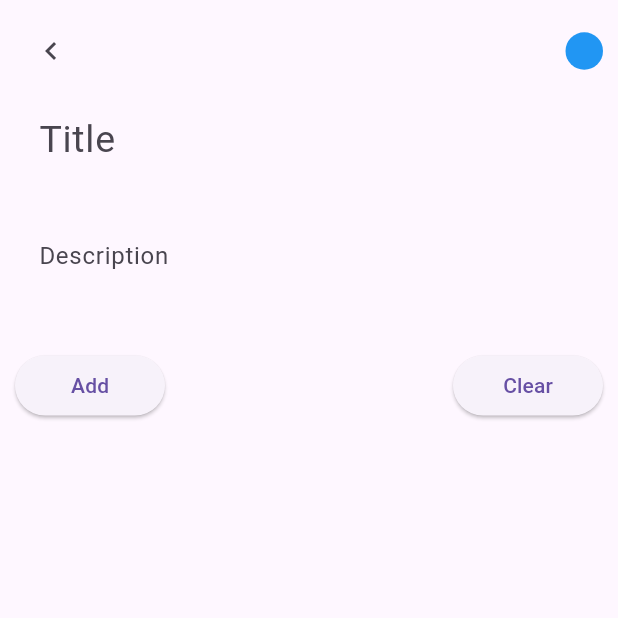
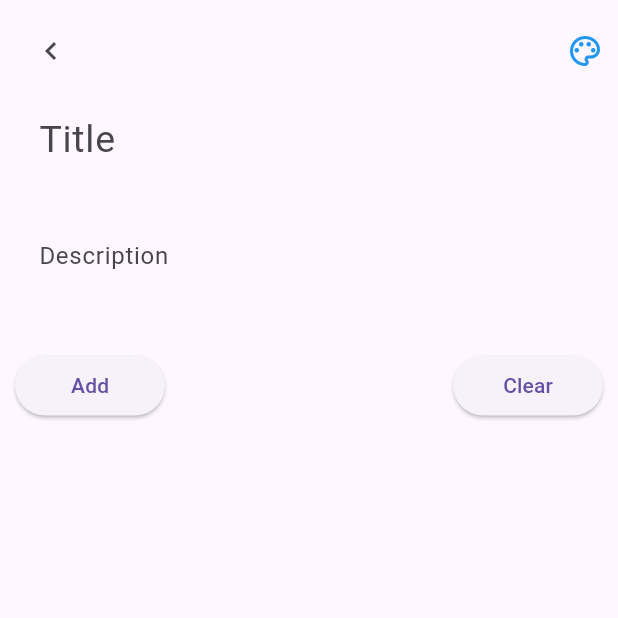
Before and after one commit to bx1virgincow/todo, a Flutter app: the LandingScreen screen opened directly, after a tap on the "add" icon, on a phone screen of 412 x 824 dp, the top half of it. Run offline on Flutter 3.47's test engine with Material 3 defaults, Android fonts, the phone set to English and light mode, and no system bars; our stand-ins replace equatable, flutter_bloc, flutter_colorpicker, flutter_svg, get_it, shared_preferences and 1 more; accounts and stored records are empty.

Commit message:
fixed the delete handler error and started with the search feature

```diff
--- a/lib/dependency_injection.dart
+++ b/lib/dependency_injection.dart
@@ -18,5 +18,5 @@ Future<void> initializeDependency() async {
 
   getIt.registerFactory<OnBoardBloc>(() => OnBoardBloc());
 
-  GetIt.I.registerSingleton<NoteRepo>(LocalNoteRepoImpl());
+  getIt.registerLazySingleton<NoteRepo>(() => LocalNoteRepoImpl());
 }
--- a/lib/features/landing/view/bloc/note_state.dart
+++ b/lib/features/landing/view/bloc/note_state.dart
@@ -130,7 +130,7 @@ class DeleteFailedState extends NoteState {
 }
 
 class SearchNoteState extends NoteState {
-  SearchNoteState({
+  const SearchNoteState({
     super.errorMessage = '',
     required super.noteList,
     super.todo,
--- a/lib/features/landing/view/ui/add_todo_screen.dart
+++ b/lib/features/landing/view/ui/add_todo_screen.dart
@@ -19,6 +19,13 @@ class _AddTodoState extends State<AddTodo> {
   //controllers
   final TextEditingController _titleController = TextEditingController();
   final TextEditingController _descriptionController = TextEditingController();
+
+  @override
+  void dispose() {
+    _titleController.dispose();
+    _descriptionController.dispose();
+    super.dispose();
+  }
 
   @override
   Widget build(BuildContext context) {
@@ -67,20 +74,11 @@ class _AddTodoState extends State<AddTodo> {
                                   );
                                 });
                           },
-                          child: Container(
-                            width: 25,
-                            height: 25,
-                            decoration: BoxDecoration(
-                              color: state.color,
-                              borderRadius: BorderRadius.circular(50),
-                            ),
+                          child: Icon(
+                            Icons.palette_outlined,
+                            color: state.color,
                           ),
                         )
-                        // IconButton(
-                        //     onPressed: () {},
-                        //     icon: const Icon(
-                        //       Icons.edit,
-                        //     )),
                       ]),
 
                   //coding the [input] fields
--- a/lib/features/landing/view/ui/landing_screen.dart
+++ b/lib/features/landing/view/ui/landing_screen.dart
@@ -16,11 +16,12 @@ class LandingScreen extends StatefulWidget {
 
 class _LandingScreenState extends State<LandingScreen>
     with SingleTickerProviderStateMixin {
-  //initilization of bloc
+  //initialization of bloc
   final NoteBloc _noteBloc = NoteBloc(LocalNoteRepoImpl());
 
   //tab bar controller
   late TabController _tabController;
+  final TextEditingController _searchController = TextEditingController();
 
   @override
   void initState() {
@@ -31,8 +32,10 @@ class _LandingScreenState extends State<LandingScreen>
 
   @override
   void dispose() {
+    _tabController.dispose();
+    _searchController.dispose();
     super.dispose();
-    _tabController.dispose();
+
   }
 
   @override
@@ -82,13 +85,10 @@ class _LandingScreenState extends State<LandingScreen>
                 ),
                 const SizedBox(height: 10),
                 //search field
-                BlocBuilder<NoteBloc, NoteState>(
-                  builder: (context, state) {
-                    return TextFormField(
+                TextFormField(
+                  controller: _searchController,
                   onChanged: (value) {
-                        context
-                            .read<NoteBloc>()
-                            .add(SearchNoteEvent(searchValue: value));
+                   _noteBloc.add(SearchNoteEvent(searchValue: value));
                   },
                   decoration: InputDecoration(
                     border: OutlineInputBorder(
@@ -109,9 +109,6 @@ class _LandingScreenState extends State<LandingScreen>
                       color: AppColor.textFieldTextColor,
                     ),
                   ),
-                    );
-
-                  },
                 ),
                 const SizedBox(height: 10),
 
@@ -145,9 +142,25 @@ class _LandingScreenState extends State<LandingScreen>
                 Expanded(
                   child: TabBarView(
                     controller: _tabController,
-                    children: const [
-                      NoteWidget(),
-                      Center(
+                    children:  [
+                      BlocBuilder<NoteBloc, NoteState>(
+                        bloc: _noteBloc,
+                        builder: (context, state) {
+                          if (state is NoteInitial) {
+                            return const Center(child: CircularProgressIndicator());
+                          } else if (state is NoteLoadedState || state is SearchNoteState) {
+                            final noteList = state is NoteLoadedState
+                                ? state.noteList
+                                : (state as SearchNoteState).noteList;
+                            return NoteWidget(noteList: noteList);
+                          } else if (state is NoteFailedState) {
+                            return const Center(child: Text('Failed to fetch data'));
+                          } else {
+                            return const SizedBox();
+                          }
+                        },
+                      ),
+                      const Center(
                         child: Text('Coming soon...'),
                       )
                     ],
--- a/lib/features/landing/view/widget/note_container.dart
+++ b/lib/features/landing/view/widget/note_container.dart
@@ -1,46 +1,26 @@
 import 'package:flutter/material.dart';
 import 'package:flutter_bloc/flutter_bloc.dart';
 import 'package:flutter_staggered_grid_view/flutter_staggered_grid_view.dart';
-import 'package:todo/features/landing/data/local/local_note_repo_impl.dart';
 import 'package:todo/features/landing/view/widget/todo_tile.dart';
 
-import '../../../../common/color.dart';
+import '../../domain/model/todo_model.dart';
 import '../bloc/note_bloc.dart';
 
-class NoteWidget extends StatefulWidget {
-  const NoteWidget({super.key});
+class NoteWidget extends StatelessWidget {
+  final List<NoteModel> noteList;
+  const NoteWidget({required this.noteList, super.key});
 
-  @override
-  State<NoteWidget> createState() => _NoteWidgetState();
-}
-
-class _NoteWidgetState extends State<NoteWidget> {
   //bloc instance
-  final NoteBloc _noteBloc = NoteBloc(LocalNoteRepoImpl());
-
-  @override
-  void initState() {
-    super.initState();
-    _noteBloc.add(OnNoteLoadEvent(noteList: const []));
-  }
-
   @override
   Widget build(BuildContext context) {
-    return Container(
-      child: BlocConsumer<NoteBloc, NoteState>(
-        bloc: _noteBloc,
-        builder: (context, state) {
-          if (state is NoteInitial) {
-            return const Center(child: CircularProgressIndicator());
-          } else if (state is NoteLoadedState) {
     return StaggeredGridView.countBuilder(
       crossAxisCount: 4,
-              itemCount: state.noteList.length,
+      itemCount: noteList.length,
       itemBuilder: (BuildContext context, int index) => NoteTile(
-                  todo: state.noteList[index],
+          todo: noteList[index],
           onDelete: () {
-                    _noteBloc.add(
-                      OnDeleteNoteEvent(state.noteList[index].id),
+            context.read<NoteBloc>().add(
+                  OnDeleteNoteEvent(noteList[index].id),
                 );
           }),
       staggeredTileBuilder: (int index) =>
@@ -48,22 +28,5 @@ class _NoteWidgetState extends State<NoteWidget> {
       mainAxisSpacing: 4.0,
       crossAxisSpacing: 4.0,
     );
-          } else if (state is NoteFailedState) {
-            return const Text('Failed to fetch data');
-          } else {
-            return const SizedBox();
-          }
-        },
-        listener: (BuildContext context, NoteState state) {
-          if (state is NoteDeletedState) {
-            ScaffoldMessenger.of(context).showSnackBar(
-              const SnackBar(
-                  content: Text('Deleted Successfully!'),
-                  backgroundColor: AppColor.backgroundColor),
-            );
-          }
-        },
-      ),
-    );
   }
 }
--- a/lib/features/landing/view/widget/todo_tile.dart
+++ b/lib/features/landing/view/widget/todo_tile.dart
@@ -42,7 +42,7 @@ class NoteTile extends StatelessWidget {
                 ),
                 GestureDetector(
                   onTap: onDelete,
-                  child: const Icon(Icons.edit),
+                  child: const Icon(Icons.delete),
                 ),
               ],
             ),
```
Also changed, not shown: lib/features/landing/view/bloc/note_bloc.dart (+33 -16 lines), lib/features/landing/view/ui/edit_screen.dart (+7 -0 lines), lib/main.dart (+8 -0 lines). Lines whose indentation alone changed are shown as unchanged.
